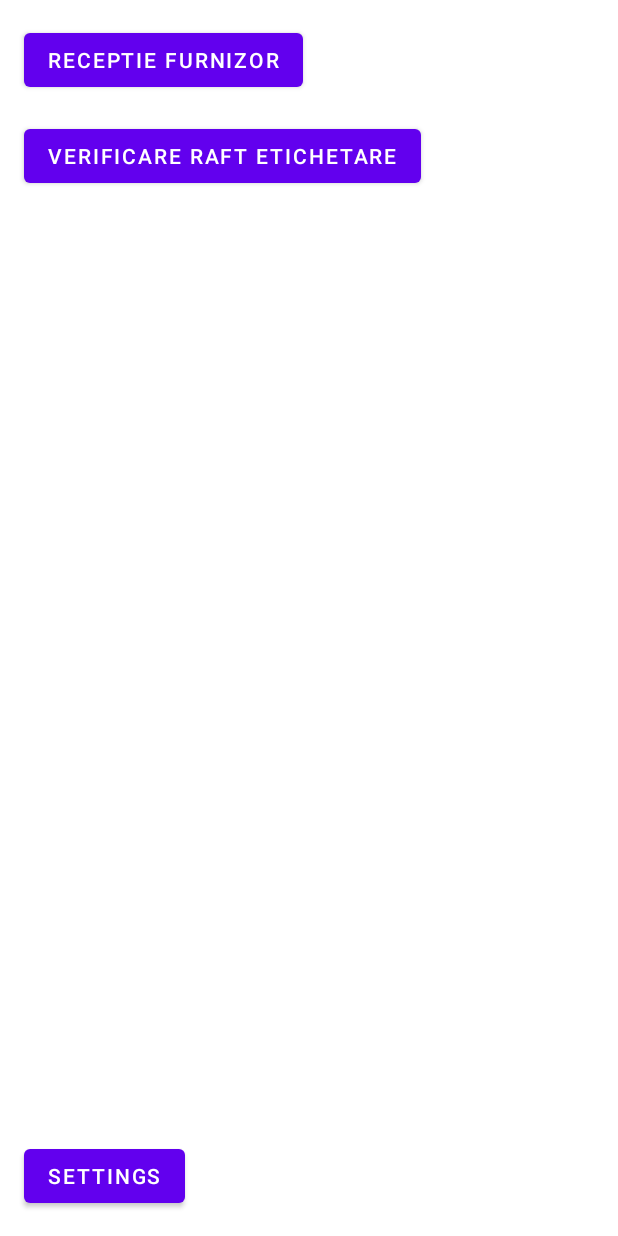
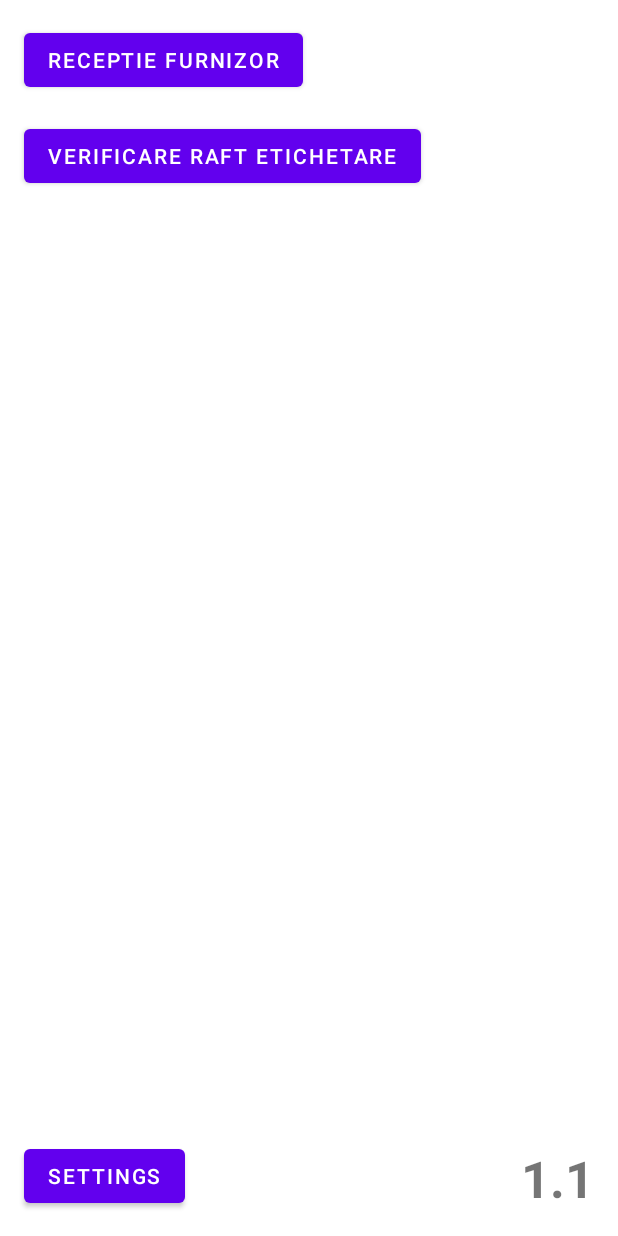
Before and after one commit to Andreas054/Mobility, an Android app: the screen it shows after launch (MainActivity), on a phone screen of 412 x 824 dp. Run offline under Robolectric (Android 15) with nearby library versions, the phone set to English and light mode, and no system bars.

Commit message:
Ver.1.1 sounds
added README
added Version text on Server and Client

Server Side
fixed python(server) Etichetare (^>)

Client Side
added sounds for Errors/ClearText
block InputCod (editText) after validation

```diff
--- a/app/build.gradle
+++ b/app/build.gradle
@@ -10,8 +10,8 @@ android {
         applicationId "com.example.mobility"
         minSdkVersion 19
         targetSdkVersion 30
-        versionCode 1
-        versionName "1.0"
+        versionCode 2
+        versionName "1.1"
 
         testInstrumentationRunner "androidx.test.runner.AndroidJUnitRunner"
     }
--- a/app/src/main/java/com/example/mobility/MainActivity.kt
+++ b/app/src/main/java/com/example/mobility/MainActivity.kt
@@ -5,6 +5,7 @@ import android.content.Intent
 import androidx.appcompat.app.AppCompatActivity
 import android.os.Bundle
 import android.widget.Button
+import android.widget.TextView
 
 public val timeoutconnection = 1000
 
@@ -14,6 +15,7 @@ class MainActivity : AppCompatActivity() {
     private lateinit var buttonRecFurn: Button
     private lateinit var buttonVerifRaft: Button
     private lateinit var buttonSettings: Button
+    private lateinit var textVersionName: TextView
 
     override fun onCreate(savedInstanceState: Bundle?) {
         super.onCreate(savedInstanceState)
@@ -22,10 +24,13 @@ class MainActivity : AppCompatActivity() {
         buttonRecFurn  = findViewById(R.id.buttonRecFurn)
         buttonVerifRaft  = findViewById(R.id.buttonVerifRaft)
         buttonSettings = findViewById(R.id.buttonSettings)
+        textVersionName = findViewById(R.id.textVersionName)
 
         val sharedPref = getSharedPreferences("ipAddress", Context.MODE_PRIVATE)
 
         serverip = sharedPref.getString("serverip", "default value").toString()
+
+        textVersionName.setText(BuildConfig.VERSION_NAME)
 
         configurebuttonRecFurn()
         configurebuttonVerifRaft()
--- a/app/src/main/res/layout/activity_main.xml
+++ b/app/src/main/res/layout/activity_main.xml
@@ -35,4 +35,16 @@
         android:text="Settings"
         app:layout_constraintBottom_toBottomOf="parent"
         app:layout_constraintStart_toStartOf="parent" />
+
+    <TextView
+        android:id="@+id/textVersionName"
+        android:layout_width="wrap_content"
+        android:layout_height="wrap_content"
+        android:layout_marginEnd="16dp"
+        android:layout_marginBottom="16dp"
+        android:text="Version"
+        android:textSize="34sp"
+        android:textStyle="bold"
+        app:layout_constraintBottom_toBottomOf="parent"
+        app:layout_constraintEnd_toEndOf="parent" />
 </androidx.constraintlayout.widget.ConstraintLayout>
```
Also changed, not shown: app/src/main/java/com/example/mobility/ReceptieFurnizor.kt (+36 -0 lines), app/src/main/java/com/example/mobility/ReceptieFurnizorMain.kt (+28 -2 lines), app/src/main/java/com/example/mobility/ReceptieLista.kt (+15 -0 lines), app/src/main/java/com/example/mobility/VerificareRaft.kt (+31 -1 lines), 6 other files.
